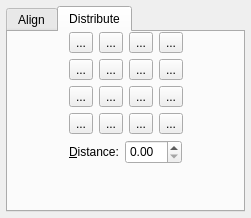
Before: the Qt Designer form scribus/aligndistribute.ui in scribusproject/scribus, drawn with Qt 5.
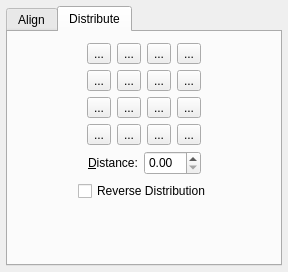
After: the same form once the commit is applied. The open tabs and pages were chosen to show the change. Custom widgets are drawn as their Qt base class.

Commit message: #7981: Allow reverse distribution when distributing by a set value

What changed in the file:
```diff
--- a/scribus/aligndistribute.ui
+++ b/scribus/aligndistribute.ui
@@ -4,12 +4,12 @@
   <property name="enabled" >
    <bool>true</bool>
   </property>
-  <property name="geometry" >
+  <property name="geometry">
    <rect>
     <x>0</x>
     <y>0</y>
-    <width>251</width>
-    <height>218</height>
+    <width>288</width>
+    <height>272</height>
    </rect>
   </property>
   <property name="minimumSize" >
@@ -18,13 +18,13 @@
     <height>0</height>
    </size>
   </property>
-  <layout class="QVBoxLayout" >
-   <property name="margin" >
-    <number>6</number>
-   </property>
-   <property name="spacing" >
+  <layout class="QVBoxLayout">
+   <property name="spacing">
     <number>5</number>
    </property>
+   <property name="margin">
+    <number>6</number>
+   </property>
    <item>
     <widget class="QTabWidget" name="tabWidget" >
      <property name="currentIndex" >
@@ -285,21 +285,9 @@
       <attribute name="title" >
        <string>Distribute</string>
       </attribute>
-      <layout class="QVBoxLayout" >
-       <property name="margin" >
-        <number>0</number>
-       </property>
-       <property name="spacing" >
-        <number>6</number>
-       </property>
+      <layout class="QVBoxLayout" name="verticalLayout">
        <item>
-        <layout class="QHBoxLayout" >
-         <property name="margin" >
-          <number>0</number>
-         </property>
-         <property name="spacing" >
-          <number>6</number>
-         </property>
+        <layout class="QHBoxLayout">
          <item>
           <spacer>
            <property name="orientation" >
@@ -317,51 +305,45 @@
           </spacer>
          </item>
          <item>
-          <layout class="QGridLayout" >
-           <property name="margin" >
-            <number>0</number>
-           </property>
-           <property name="spacing" >
-            <number>6</number>
-           </property>
-           <item row="0" column="3" >
-            <widget class="QToolButton" name="distributeDistHToolButton" >
-             <property name="text" >
+          <layout class="QGridLayout">
+           <item row="0" column="3">
+            <widget class="QToolButton" name="distributeDistHToolButton">
+             <property name="text">
               <string>...</string>
              </property>
             </widget>
            </item>
-           <item row="1" column="2" >
-            <widget class="QToolButton" name="distributeTopToolButton" >
-             <property name="text" >
+           <item row="1" column="2">
+            <widget class="QToolButton" name="distributeTopToolButton">
+             <property name="text">
               <string>...</string>
              </property>
             </widget>
            </item>
-           <item row="1" column="1" >
-            <widget class="QToolButton" name="distributeCenterVToolButton" >
-             <property name="text" >
+           <item row="1" column="1">
+            <widget class="QToolButton" name="distributeCenterVToolButton">
+             <property name="text">
               <string>...</string>
              </property>
             </widget>
            </item>
-           <item row="0" column="2" >
-            <widget class="QToolButton" name="distributeRightToolButton" >
-             <property name="text" >
+           <item row="0" column="2">
+            <widget class="QToolButton" name="distributeRightToolButton">
+             <property name="text">
               <string>...</string>
              </property>
             </widget>
            </item>
-           <item row="3" column="0" >
-            <widget class="QToolButton" name="toolButtonDummy1" >
-             <property name="text" >
+           <item row="3" column="0">
+            <widget class="QToolButton" name="toolButtonDummy1">
+             <property name="text">
               <string>...</string>
              </property>
             </widget>
            </item>
-           <item row="2" column="2" >
-            <widget class="QToolButton" name="distributeAcrossMarginsToolButton" >
-             <property name="enabled" >
+           <item row="2" column="2">
+            <widget class="QToolButton" name="distributeAcrossMarginsToolButton">
+             <property name="enabled">
               <bool>true</bool>
              </property>
              <property name="text" >
@@ -369,16 +351,16 @@
              </property>
             </widget>
            </item>
-           <item row="0" column="0" >
-            <widget class="QToolButton" name="distributeLeftToolButton" >
-             <property name="text" >
+           <item row="0" column="0">
+            <widget class="QToolButton" name="distributeLeftToolButton">
+             <property name="text">
               <string>...</string>
              </property>
             </widget>
            </item>
-           <item row="2" column="0" >
-            <widget class="QToolButton" name="distributeAcrossPageToolButton" >
-             <property name="enabled" >
+           <item row="2" column="0">
+            <widget class="QToolButton" name="distributeAcrossPageToolButton">
+             <property name="enabled">
               <bool>true</bool>
              </property>
              <property name="text" >
@@ -386,16 +368,16 @@
              </property>
             </widget>
            </item>
-           <item row="3" column="1" >
-            <widget class="QToolButton" name="distributeDistValueHToolButton" >
-             <property name="text" >
+           <item row="3" column="1">
+            <widget class="QToolButton" name="distributeDistValueHToolButton">
+             <property name="text">
               <string>...</string>
              </property>
             </widget>
            </item>
-           <item row="2" column="3" >
-            <widget class="QToolButton" name="distributeDownMarginsToolButton" >
-             <property name="enabled" >
+           <item row="2" column="3">
+            <widget class="QToolButton" name="distributeDownMarginsToolButton">
+             <property name="enabled">
               <bool>true</bool>
              </property>
              <property name="text" >
@@ -403,23 +385,23 @@
              </property>
             </widget>
            </item>
-           <item row="0" column="1" >
-            <widget class="QToolButton" name="distributeCenterHToolButton" >
-             <property name="text" >
+           <item row="0" column="1">
+            <widget class="QToolButton" name="distributeCenterHToolButton">
+             <property name="text">
               <string>...</string>
              </property>
             </widget>
            </item>
-           <item row="3" column="3" >
-            <widget class="QToolButton" name="toolButtonDummy2" >
-             <property name="text" >
+           <item row="3" column="3">
+            <widget class="QToolButton" name="toolButtonDummy2">
+             <property name="text">
               <string>...</string>
              </property>
             </widget>
            </item>
-           <item row="2" column="1" >
-            <widget class="QToolButton" name="distributeDownPageToolButton" >
-             <property name="enabled" >
+           <item row="2" column="1">
+            <widget class="QToolButton" name="distributeDownPageToolButton">
+             <property name="enabled">
               <bool>true</bool>
              </property>
              <property name="text" >
@@ -427,23 +409,23 @@
              </property>
             </widget>
            </item>
-           <item row="3" column="2" >
-            <widget class="QToolButton" name="distributeDistValueVToolButton" >
-             <property name="text" >
+           <item row="3" column="2">
+            <widget class="QToolButton" name="distributeDistValueVToolButton">
+             <property name="text">
               <string>...</string>
              </property>
             </widget>
            </item>
-           <item row="1" column="3" >
-            <widget class="QToolButton" name="distributeDistVToolButton" >
-             <property name="text" >
+           <item row="1" column="3">
+            <widget class="QToolButton" name="distributeDistVToolButton">
+             <property name="text">
               <string>...</string>
              </property>
             </widget>
            </item>
-           <item row="1" column="0" >
-            <widget class="QToolButton" name="distributeBottomToolButton" >
-             <property name="text" >
+           <item row="1" column="0">
+            <widget class="QToolButton" name="distributeBottomToolButton">
+             <property name="text">
               <string>...</string>
              </property>
             </widget>
@@ -469,13 +451,7 @@
         </layout>
        </item>
        <item>
-        <layout class="QHBoxLayout" >
-         <property name="margin" >
-          <number>0</number>
-         </property>
-         <property name="spacing" >
-          <number>6</number>
-         </property>
+        <layout class="QHBoxLayout">
          <item>
           <spacer>
            <property name="orientation" >
@@ -493,16 +469,10 @@
           </spacer>
          </item>
          <item>
-          <layout class="QHBoxLayout" >
-           <property name="margin" >
-            <number>0</number>
-           </property>
-           <property name="spacing" >
-            <number>6</number>
-           </property>
+          <layout class="QHBoxLayout">
            <item>
-            <widget class="QLabel" name="distributeDistLabel" >
-             <property name="text" >
+            <widget class="QLabel" name="distributeDistLabel">
+             <property name="text">
               <string>&amp;Distance:</string>
              </property>
              <property name="wordWrap" >
@@ -517,8 +487,8 @@
             </widget>
            </item>
            <item>
-            <widget class="ScrSpinBox" name="distributeDistSpinBox" >
-             <property name="minimumSize" >
+            <widget class="ScrSpinBox" name="distributeDistSpinBox">
+             <property name="minimumSize">
               <size>
                <width>50</width>
                <height>24</height>
@@ -536,7 +506,44 @@
            <property name="sizeType" >
             <enum>QSizePolicy::Expanding</enum>
            </property>
-           <property name="sizeHint" >
+           <property name="sizeHint" stdset="0">
+            <size>
+             <width>40</width>
+             <height>20</height>
+            </size>
+           </property>
+          </spacer>
+         </item>
+        </layout>
+       </item>
+       <item>
+        <layout class="QHBoxLayout" name="horizontalLayout">
+         <item>
+          <spacer name="horizontalSpacer">
+           <property name="orientation">
+            <enum>Qt::Horizontal</enum>
+           </property>
+           <property name="sizeHint" stdset="0">
+            <size>
+             <width>40</width>
+             <height>20</height>
+            </size>
+           </property>
+          </spacer>
+         </item>
+         <item>
+          <widget class="QCheckBox" name="reverseDistributionCheckBox">
+           <property name="text">
+            <string>Reverse Distribution</string>
+           </property>
+          </widget>
+         </item>
+         <item>
+          <spacer name="horizontalSpacer_2">
+           <property name="orientation">
+            <enum>Qt::Horizontal</enum>
+           </property>
+           <property name="sizeHint" stdset="0">
             <size>
              <width>40</width>
              <height>20</height>
@@ -554,10 +561,10 @@
          <property name="sizeType" >
           <enum>QSizePolicy::Expanding</enum>
          </property>
-         <property name="sizeHint" >
+         <property name="sizeHint" stdset="0">
           <size>
            <width>20</width>
-           <height>16</height>
+           <height>0</height>
           </size>
          </property>
         </spacer>
@@ -568,7 +575,7 @@
    </item>
   </layout>
  </widget>
- <layoutdefault spacing="6" margin="11" />
+ <layoutdefault spacing="6" margin="11"/>
  <customwidgets>
   <customwidget>
    <class>ScrSpinBox</class>
```
Left out of the diff: 240 changed lines with no effect on the pictures. The commit also changes 3 other files.
